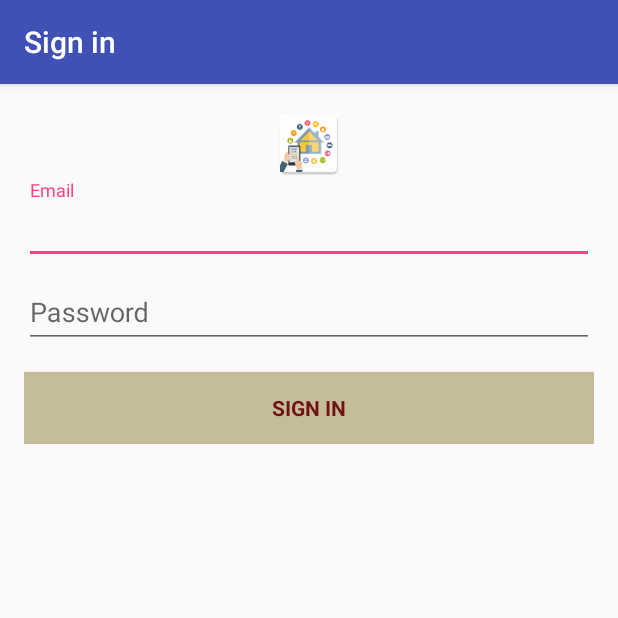
After one commit to Zerakul/SmartyHomey, an Android app: the LoginActivity screen opened directly, with no data from a screen before it, on a phone screen of 412 x 824 dp, the top half of it. The commit adds this screen. Run offline under Robolectric (Android 15) with nearby library versions, the phone set to English and light mode, and no system bars; network calls fail; 2 statements that could not run were skipped.

Commit message:
create new Login activity

```diff
--- /dev/null
+++ b/app/src/main/java/com/homey/smarty/smartyhomey/LoginActivity.java
@@ -0,0 +1,345 @@
+package com.homey.smarty.smartyhomey;
+
+import android.animation.Animator;
+import android.animation.AnimatorListenerAdapter;
+import android.annotation.TargetApi;
+import android.content.pm.PackageManager;
+import android.support.annotation.NonNull;
+import android.support.design.widget.Snackbar;
+import android.support.v7.app.AppCompatActivity;
+import android.app.LoaderManager.LoaderCallbacks;
+
+import android.content.CursorLoader;
+import android.content.Loader;
+import android.database.Cursor;
+import android.net.Uri;
+import android.os.AsyncTask;
+
+import android.os.Build;
+import android.os.Bundle;
+import android.provider.ContactsContract;
+import android.text.TextUtils;
+import android.view.KeyEvent;
+import android.view.View;
+import android.view.View.OnClickListener;
+import android.view.inputmethod.EditorInfo;
+import android.widget.ArrayAdapter;
+import android.widget.AutoCompleteTextView;
+import android.widget.Button;
+import android.widget.EditText;
+import android.widget.TextView;
+
+import java.util.ArrayList;
+import java.util.List;
+
+import static android.Manifest.permission.READ_CONTACTS;
+
+/**
+ * A login screen that offers login via email/password.
+ */
+public class LoginActivity extends AppCompatActivity implements LoaderCallbacks<Cursor> {
+
+    /**
+     * Id to identity READ_CONTACTS permission request.
+     */
+    private static final int REQUEST_READ_CONTACTS = 0;
+
+    private static final String[] DUMMY_CREDENTIALS = new String[]{
+            "foo@example.com:hello", "bar@example.com:world"
+    };
+    /**
+     * Keep track of the login task to ensure we can cancel it if requested.
+     */
+    private UserLoginTask mAuthTask = null;
+
+    // UI references.
+    private AutoCompleteTextView mEmailView;
+    private EditText mPasswordView;
+    private View mProgressView;
+    private View mLoginFormView;
+
+    @Override
+    protected void onCreate(Bundle savedInstanceState) {
+        super.onCreate(savedInstanceState);
+        setContentView(R.layout.activity_login);
+        // Set up the login form.
+        mEmailView = (AutoCompleteTextView) findViewById(R.id.email);
+        populateAutoComplete();
+
+        mPasswordView = (EditText) findViewById(R.id.password);
+        mPasswordView.setOnEditorActionListener(new TextView.OnEditorActionListener() {
+            @Override
+            public boolean onEditorAction(TextView textView, int id, KeyEvent keyEvent) {
+                if (id == R.id.login || id == EditorInfo.IME_NULL) {
+                    attemptLogin();
+                    return true;
+                }
+                return false;
+            }
+        });
+
+        Button mEmailSignInButton = (Button) findViewById(R.id.email_sign_in_button);
+        mEmailSignInButton.setOnClickListener(new OnClickListener() {
+            @Override
+            public void onClick(View view) {
+                attemptLogin();
+            }
+        });
+
+        mLoginFormView = findViewById(R.id.login_form);
+        mProgressView = findViewById(R.id.login_progress);
+    }
+
+    private void populateAutoComplete() {
+        if (!mayRequestContacts()) {
+            return;
+        }
+
+        getLoaderManager().initLoader(0, null, this);
+    }
+
+    private boolean mayRequestContacts() {
+        if (Build.VERSION.SDK_INT < Build.VERSION_CODES.M) {
+            return true;
+        }
+        if (checkSelfPermission(READ_CONTACTS) == PackageManager.PERMISSION_GRANTED) {
+            return true;
+        }
+        if (shouldShowRequestPermissionRationale(READ_CONTACTS)) {
+            Snackbar.make(mEmailView, R.string.permission_rationale, Snackbar.LENGTH_INDEFINITE)
+                    .setAction(android.R.string.ok, new View.OnClickListener() {
+                        @Override
+                        @TargetApi(Build.VERSION_CODES.M)
+                        public void onClick(View v) {
+                            requestPermissions(new String[]{READ_CONTACTS}, REQUEST_READ_CONTACTS);
+                        }
+                    });
+        } else {
+            requestPermissions(new String[]{READ_CONTACTS}, REQUEST_READ_CONTACTS);
+        }
+        return false;
+    }
+
+    /**
+     * Callback received when a permissions request has been completed.
+     */
+    @Override
+    public void onRequestPermissionsResult(int requestCode, @NonNull String[] permissions,
+                                           @NonNull int[] grantResults) {
+        if (requestCode == REQUEST_READ_CONTACTS) {
+            if (grantResults.length == 1 && grantResults[0] == PackageManager.PERMISSION_GRANTED) {
+                populateAutoComplete();
+            }
+        }
+    }
+
+
+    /**
+     * Attempts to sign in or register the account specified by the login form.
+     * If there are form errors (invalid email, missing fields, etc.), the
+     * errors are presented and no actual login attempt is made.
+     */
+    private void attemptLogin() {
+        if (mAuthTask != null) {
+            return;
+        }
+
+        // Reset errors.
+        mEmailView.setError(null);
+        mPasswordView.setError(null);
+
+        // Store values at the time of the login attempt.
+        String email = mEmailView.getText().toString();
+        String password = mPasswordView.getText().toString();
+
+        boolean cancel = false;
+        View focusView = null;
+
+        // Check for a valid password, if the user entered one.
+        if (!TextUtils.isEmpty(password) && !isPasswordValid(password)) {
+            mPasswordView.setError(getString(R.string.error_invalid_password));
+            focusView = mPasswordView;
+            cancel = true;
+        }
+
+        // Check for a valid email address.
+        if (TextUtils.isEmpty(email)) {
+            mEmailView.setError(getString(R.string.error_field_required));
+            focusView = mEmailView;
+            cancel = true;
+        } else if (!isEmailValid(email)) {
+            mEmailView.setError(getString(R.string.error_invalid_email));
+            focusView = mEmailView;
+            cancel = true;
+        }
+
+        if (cancel) {
+            // There was an error; don't attempt login and focus the first
+            // form field with an error.
+            focusView.requestFocus();
+        } else {
+            // Show a progress spinner, and kick off a background task to
+            // perform the user login attempt.
+            showProgress(true);
+            mAuthTask = new UserLoginTask(email, password);
+            mAuthTask.execute((Void) null);
+        }
+    }
+
+    private boolean isEmailValid(String email) {
+        //TODO: Replace this with your own logic
+        return email.contains("@");
+    }
+
+    private boolean isPasswordValid(String password) {
+        //TODO: Replace this with your own logic
+        return password.length() > 4;
+    }
+
+    /**
+     * Shows the progress UI and hides the login form.
+     */
+    @TargetApi(Build.VERSION_CODES.HONEYCOMB_MR2)
+    private void showProgress(final boolean show) {
+        // On Honeycomb MR2 we have the ViewPropertyAnimator APIs, which allow
+        // for very easy animations. If available, use these APIs to fade-in
+        // the progress spinner.
+        if (Build.VERSION.SDK_INT >= Build.VERSION_CODES.HONEYCOMB_MR2) {
+            int shortAnimTime = getResources().getInteger(android.R.integer.config_shortAnimTime);
+
+            mLoginFormView.setVisibility(show ? View.GONE : View.VISIBLE);
+            mLoginFormView.animate().setDuration(shortAnimTime).alpha(
+                    show ? 0 : 1).setListener(new AnimatorListenerAdapter() {
+                @Override
+                public void onAnimationEnd(Animator animation) {
+                    mLoginFormView.setVisibility(show ? View.GONE : View.VISIBLE);
+                }
+            });
+
+            mProgressView.setVisibility(show ? View.VISIBLE : View.GONE);
+            mProgressView.animate().setDuration(shortAnimTime).alpha(
+                    show ? 1 : 0).setListener(new AnimatorListenerAdapter() {
+                @Override
+                public void onAnimationEnd(Animator animation) {
+                    mProgressView.setVisibility(show ? View.VISIBLE : View.GONE);
+                }
+            });
+        } else {
+            // The ViewPropertyAnimator APIs are not available, so simply show
+            // and hide the relevant UI components.
+            mProgressView.setVisibility(show ? View.VISIBLE : View.GONE);
+            mLoginFormView.setVisibility(show ? View.GONE : View.VISIBLE);
+        }
+    }
+
+    @Override
+    public Loader<Cursor> onCreateLoader(int i, Bundle bundle) {
+        return new CursorLoader(this,
+                // Retrieve data rows for the device user's 'profile' contact.
+                Uri.withAppendedPath(ContactsContract.Profile.CONTENT_URI,
+                        ContactsContract.Contacts.Data.CONTENT_DIRECTORY), ProfileQuery.PROJECTION,
+
+                // Select only email addresses.
+                ContactsContract.Contacts.Data.MIMETYPE +
+                        " = ?", new String[]{ContactsContract.CommonDataKinds.Email
+                .CONTENT_ITEM_TYPE},
+
+                // Show primary email addresses first. Note that there won't be
+                // a primary email address if the user hasn't specified one.
+                ContactsContract.Contacts.Data.IS_PRIMARY + " DESC");
+    }
+
+    @Override
+    public void onLoadFinished(Loader<Cursor> cursorLoader, Cursor cursor) {
+        List<String> emails = new ArrayList<>();
+        cursor.moveToFirst();
+        while (!cursor.isAfterLast()) {
+            emails.add(cursor.getString(ProfileQuery.ADDRESS));
+            cursor.moveToNext();
+        }
+
+        addEmailsToAutoComplete(emails);
+    }
+
+    @Override
+    public void onLoaderReset(Loader<Cursor> cursorLoader) {
+
+    }
+
+    private void addEmailsToAutoComplete(List<String> emailAddressCollection) {
+        //Create adapter to tell the AutoCompleteTextView what to show in its dropdown list.
+        ArrayAdapter<String> adapter =
+                new ArrayAdapter<>(LoginActivity.this,
+                        android.R.layout.simple_dropdown_item_1line, emailAddressCollection);
+
+        mEmailView.setAdapter(adapter);
+    }
+
+
+    private interface ProfileQuery {
+        String[] PROJECTION = {
+                ContactsContract.CommonDataKinds.Email.ADDRESS,
+                ContactsContract.CommonDataKinds.Email.IS_PRIMARY,
+        };
+
+        int ADDRESS = 0;
+        int IS_PRIMARY = 1;
+    }
+
+    /**
+     * Represents an asynchronous login/registration task used to authenticate
+     * the user.
+     */
+    public class UserLoginTask extends AsyncTask<Void, Void, Boolean> {
+
+        private final String mEmail;
+        private final String mPassword;
+
+        UserLoginTask(String email, String password) {
+            mEmail = email;
+            mPassword = password;
+        }
+
+        @Override
+        protected Boolean doInBackground(Void... params) {
+            // TODO: attempt authentication against a network service.
+
+            try {
+                // Simulate network access.
+                Thread.sleep(2000);
+            } catch (InterruptedException e) {
+                return false;
+            }
+
+            for (String credential : DUMMY_CREDENTIALS) {
+                String[] pieces = credential.split(":");
+                if (pieces[0].equals(mEmail)) {
+                    // Account exists, return true if the password matches.
+                    return pieces[1].equals(mPassword);
+                }
+            }
+
+            // TODO: register the new account here.
+            return true;
+        }
+
+        @Override
+        protected void onPostExecute(final Boolean success) {
+            mAuthTask = null;
+            showProgress(false);
+
+            if (success) {
+                finish();
+            } else {
+                mPasswordView.setError(getString(R.string.error_incorrect_password));
+                mPasswordView.requestFocus();
+            }
+        }
+
+        @Override
+        protected void onCancelled() {
+            mAuthTask = null;
+            showProgress(false);
+        }
+    }
+}
--- /dev/null
+++ b/app/src/main/res/layout/activity_login.xml
@@ -0,0 +1,87 @@
+<LinearLayout xmlns:android="http://schemas.android.com/apk/res/android"
+    xmlns:tools="http://schemas.android.com/tools"
+    android:layout_width="match_parent"
+    android:layout_height="match_parent"
+    xmlns:app="http://schemas.android.com/apk/res-auto"
+    android:gravity="center_horizontal"
+    android:orientation="vertical"
+    android:paddingBottom="@dimen/activity_vertical_margin"
+    android:paddingLeft="@dimen/activity_horizontal_margin"
+    android:paddingRight="@dimen/activity_horizontal_margin"
+    android:paddingTop="@dimen/activity_vertical_margin"
+    tools:context="com.homey.smarty.smartyhomey.LoginActivity">
+
+    <ImageView
+        android:layout_width="match_parent"
+        android:layout_height="wrap_content"
+        app:srcCompat= "@mipmap/smart_home_logo" />
+
+    <!-- Login progress -->
+    <ProgressBar
+        android:id="@+id/login_progress"
+        style="?android:attr/progressBarStyleLarge"
+        android:layout_width="wrap_content"
+        android:layout_height="wrap_content"
+        android:layout_marginBottom="8dp"
+        android:visibility="gone" />
+
+    <ScrollView
+        android:id="@+id/login_form"
+        android:layout_width="match_parent"
+        android:layout_height="match_parent">
+
+        <LinearLayout
+            android:id="@+id/email_login_form"
+            android:layout_width="match_parent"
+            android:layout_height="wrap_content"
+            android:orientation="vertical">
+
+            <android.support.design.widget.TextInputLayout
+                android:layout_width="match_parent"
+                android:layout_height="wrap_content">
+
+                <AutoCompleteTextView
+                    android:id="@+id/email"
+                    android:layout_width="match_parent"
+                    android:layout_height="wrap_content"
+                    android:hint="@string/prompt_email"
+                    android:inputType="textEmailAddress"
+                    android:maxLines="1"
+                    android:singleLine="true"
+                    android:textColor="@color/DarkTan"/>
+
+            </android.support.design.widget.TextInputLayout>
+
+            <android.support.design.widget.TextInputLayout
+                android:layout_width="match_parent"
+                android:layout_height="wrap_content">
+
+                <EditText
+                    android:id="@+id/password"
+                    android:layout_width="match_parent"
+                    android:layout_height="wrap_content"
+                    android:hint="@string/prompt_password"
+                    android:imeActionId="@+id/login"
+                    android:imeActionLabel="@string/action_sign_in_short"
+                    android:imeOptions="actionUnspecified"
+                    android:inputType="textPassword"
+                    android:maxLines="1"
+                    android:singleLine="true"
+                    android:textColor="@color/DarkTan"/>
+
+            </android.support.design.widget.TextInputLayout>
+
+            <Button
+                android:id="@+id/email_sign_in_button"
+                style="?android:textAppearanceSmall"
+                android:layout_width="match_parent"
+                android:layout_height="wrap_content"
+                android:layout_marginTop="16dp"
+                android:text="@string/action_sign_in_short"
+                android:textStyle="bold"
+                android:background="@color/CoralRif"
+                android:textColor="@color/DarkTan"/>
+
+        </LinearLayout>
+    </ScrollView>
+</LinearLayout>
--- a/app/src/main/res/values/colors.xml
+++ b/app/src/main/res/values/colors.xml
@@ -5,5 +5,5 @@
     <color name="colorAccent">#FF4081</color>
     <color name="CoralRif">#C5BD99</color>
     <color name="DarkTan">#701112</color>
-
+    <color name="Gray">#424242</color>
 </resources>
--- a/app/src/main/res/values/strings.xml
+++ b/app/src/main/res/values/strings.xml
@@ -1,3 +1,17 @@
 <resources>
     <string name="app_name">Smarty Homey</string>
+    <string name="title_activity_login">Sign in</string>
+
+    <!-- Strings related to login -->
+    <string name="prompt_email">Email</string>
+    <string name="prompt_password">Password</string>
+    <string name="action_sign_in">Sign in or register</string>
+    <string name="action_sign_in_short">Sign in</string>
+    <string name="error_invalid_email">This email address is invalid</string>
+    <string name="error_invalid_password">This password is too short</string>
+    <string name="error_incorrect_password">This password is incorrect</string>
+    <string name="error_field_required">This field is required</string>
+    <string name="permission_rationale">"Contacts permissions are needed for providing email
+        completions."
+    </string>
 </resources>
```
Also changed, not shown: app/src/main/AndroidManifest.xml (+8 -0 lines), app/src/main/res/mipmap-hdpi/smart_home_logo.png (added), app/src/main/res/mipmap-mdpi/smart_home_logo.png (added), app/src/main/res/mipmap-xhdpi/smart_home_logo.png (added), app/src/main/res/mipmap-xxhdpi/smart_home_logo.png (added), app/src/main/res/mipmap-xxxhdpi/smart_home_logo.png (added), app/src/main/smart_home_logo-web.png (added).
